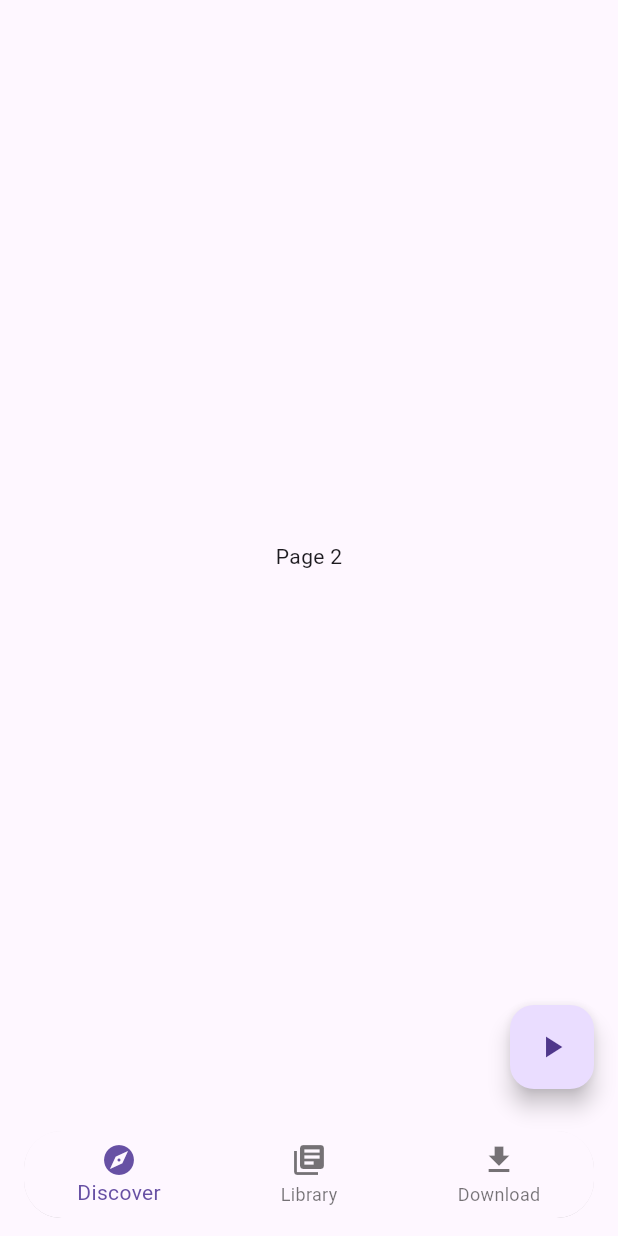
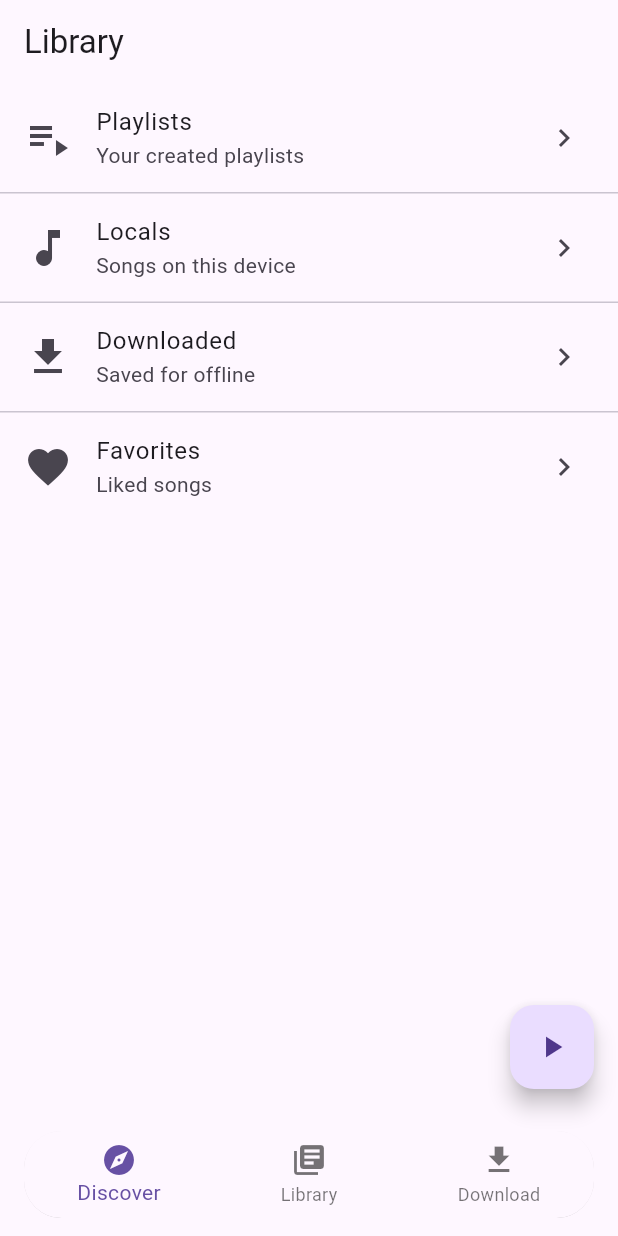
Before and after one commit to Mister-Ritom/suur, a Flutter app: the screen it shows after launch, swiped to page 2, on a phone screen of 412 x 824 dp. Run offline on Flutter 3.47's test engine with Material 3 defaults, Android fonts, the phone set to English and light mode, and no system bars; our stand-ins replace audioplayers; missing offline and left inert: youtube_explode_dart.

Commit message:
Start working on library

```diff
--- a/lib/pages/home_page.dart
+++ b/lib/pages/home_page.dart
@@ -1,6 +1,7 @@
 import 'package:flutter/material.dart';
 import 'package:provider/provider.dart';
 import 'package:suur/pages/download_page.dart';
+import 'package:suur/pages/library_list_page.dart';
 import 'package:suur/provider/player_provider.dart';
 
 class HomePage extends StatefulWidget {
@@ -32,7 +33,7 @@ class _HomePageState extends State<HomePage> {
     final player = Provider.of<PlayerProvider>(context);
     final pages = [
       Center(child: Text("Page 1")),
-      Center(child: Text("Page 2")),
+      LibraryListPage(),
       DownloadPage(),
     ];
 
--- /dev/null
+++ b/lib/pages/library_list_page.dart
@@ -0,0 +1,58 @@
+import 'package:flutter/material.dart';
+import 'package:suur/pages/librarypage.dart';
+import 'package:suur/services/library_folder.dart';
+
+class LibraryListPage extends StatelessWidget {
+  final List<LibraryFolder> folders = const [
+    LibraryFolder(
+      icon: Icons.playlist_play,
+      title: 'Playlists',
+      subtitle: 'Your created playlists',
+    ),
+    LibraryFolder(
+      icon: Icons.music_note,
+      title: 'Locals',
+      subtitle: 'Songs on this device',
+    ),
+    LibraryFolder(
+      icon: Icons.download,
+      title: 'Downloaded',
+      subtitle: 'Saved for offline',
+    ),
+    LibraryFolder(
+      icon: Icons.favorite,
+      title: 'Favorites',
+      subtitle: 'Liked songs',
+    ),
+  ];
+
+  const LibraryListPage({super.key});
+
+  @override
+  Widget build(BuildContext context) {
+    return Scaffold(
+      appBar: AppBar(title: const Text('Library')),
+      body: ListView.separated(
+        itemCount: folders.length,
+        separatorBuilder: (_, __) => const Divider(height: 1),
+        itemBuilder: (context, index) {
+          final folder = folders[index];
+          return ListTile(
+            leading: Icon(folder.icon, size: 32),
+            title: Text(folder.title),
+            subtitle: Text(folder.subtitle),
+            trailing: const Icon(Icons.chevron_right),
+            onTap: () {
+              Navigator.push(
+                context,
+                MaterialPageRoute(
+                  builder: (context) => LibraryPage(libraryFolder: folder),
+                ),
+              );
+            },
+          );
+        },
+      ),
+    );
+  }
+}
--- /dev/null
+++ b/lib/pages/librarypage.dart
@@ -0,0 +1,24 @@
+import 'package:flutter/material.dart';
+import 'package:suur/services/library_folder.dart';
+
+class LibraryPage extends StatefulWidget {
+  final LibraryFolder libraryFolder;
+
+  const LibraryPage({super.key, required this.libraryFolder});
+
+  @override
+  State<LibraryPage> createState() => _LibraryPageState();
+}
+
+class _LibraryPageState extends State<LibraryPage> {
+  @override
+  Widget build(BuildContext context) {
+    return Scaffold(
+      appBar: AppBar(title: Text(widget.libraryFolder.title)),
+      body: Padding(
+        padding: const EdgeInsets.all(16.0),
+        child: Text(widget.libraryFolder.subtitle),
+      ),
+    );
+  }
+}
--- /dev/null
+++ b/lib/services/library_folder.dart
@@ -0,0 +1,13 @@
+import 'package:flutter/material.dart' show IconData;
+
+class LibraryFolder {
+  final IconData icon;
+  final String title;
+  final String subtitle;
+
+  const LibraryFolder({
+    required this.icon,
+    required this.title,
+    required this.subtitle,
+  });
+}
```
Also changed, not shown: 1 other file.
